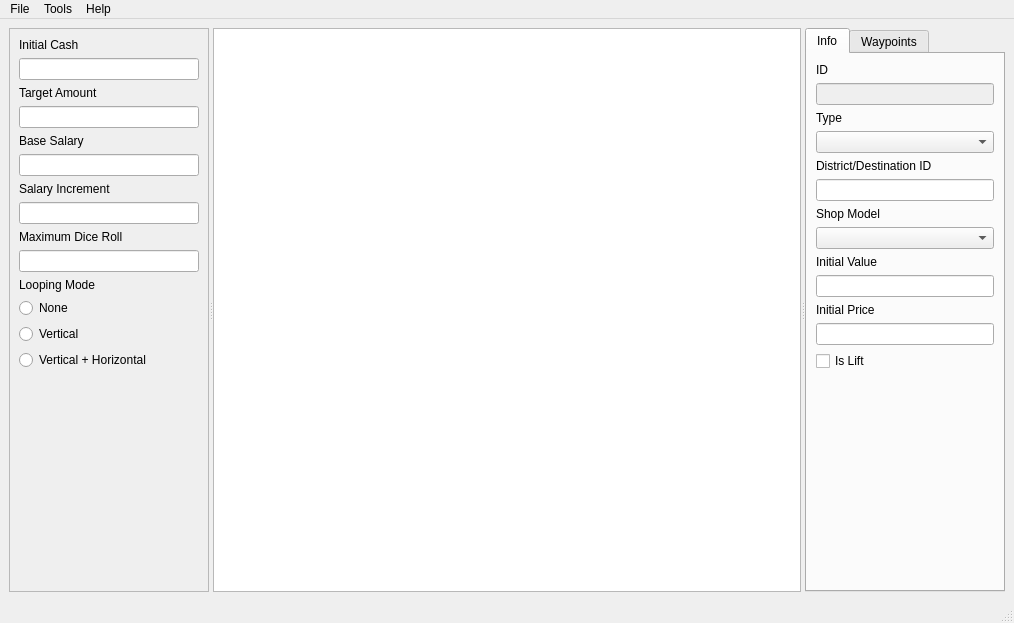
Above: mainwindow.ui from FortuneStreetModding/fortune-avenue-qt before the change. Below: the same form after it.
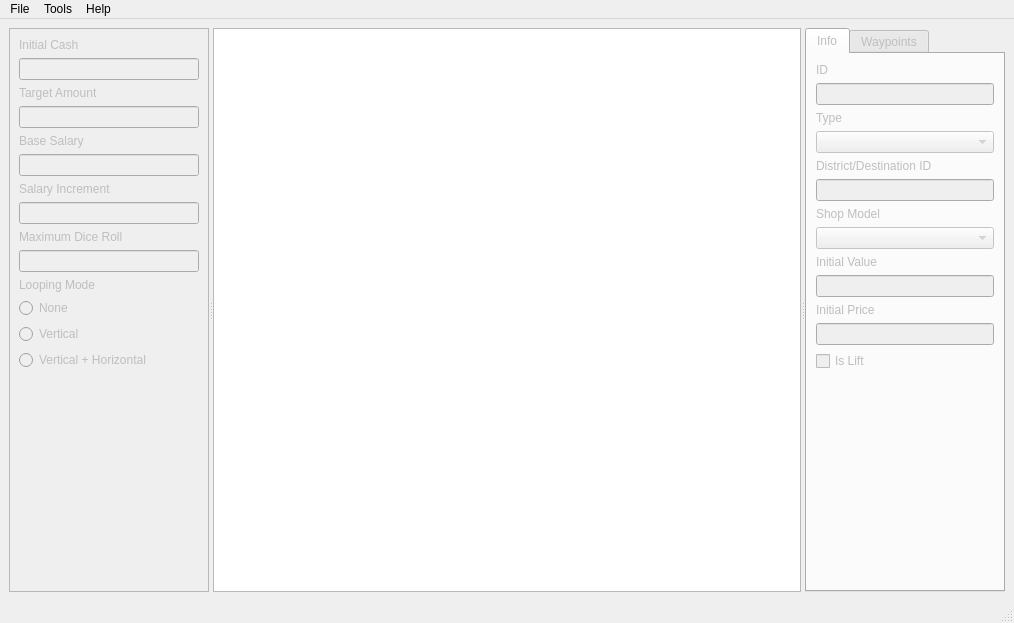
That is the form after the change.

```diff
--- a/mainwindow.ui
+++ b/mainwindow.ui
@@ -20,7 +20,10 @@
       <property name="orientation">
        <enum>Qt::Horizontal</enum>
       </property>
-      <widget class="QFrame" name="frame">
+      <widget class="QFrame" name="boardEdit">
+       <property name="enabled">
+        <bool>false</bool>
+       </property>
        <property name="sizePolicy">
         <sizepolicy hsizetype="Fixed" vsizetype="Preferred">
          <horstretch>0</horstretch>
@@ -143,7 +146,10 @@
        </layout>
       </widget>
       <widget class="QGraphicsView" name="graphicsView"/>
-      <widget class="QTabWidget" name="tabWidget">
+      <widget class="QTabWidget" name="squareEdit">
+       <property name="enabled">
+        <bool>false</bool>
+       </property>
        <property name="sizePolicy">
         <sizepolicy hsizetype="Fixed" vsizetype="Preferred">
          <horstretch>0</horstretch>
```
